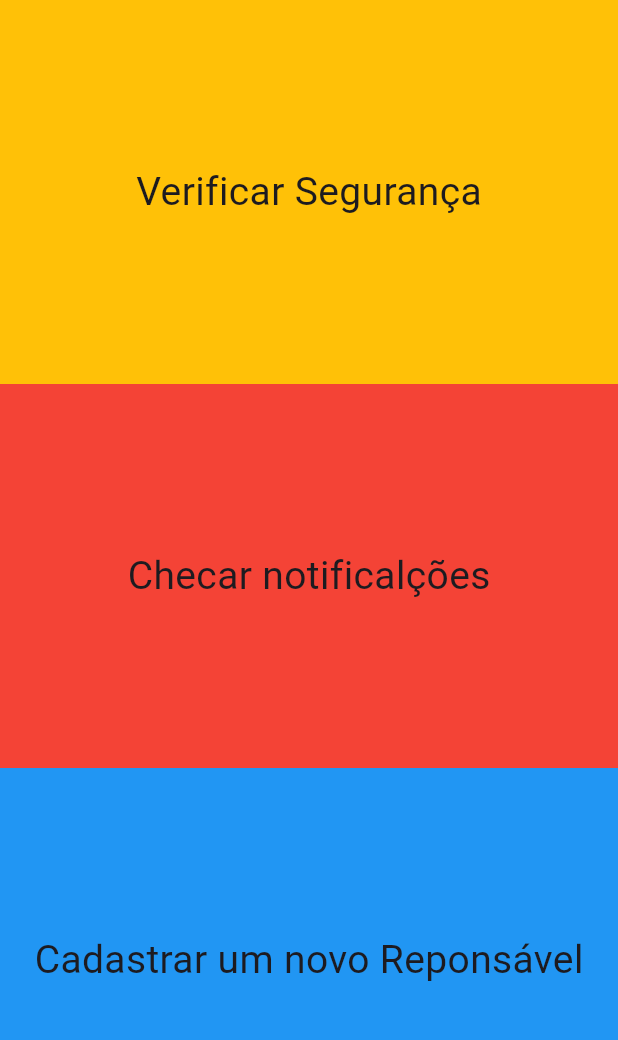
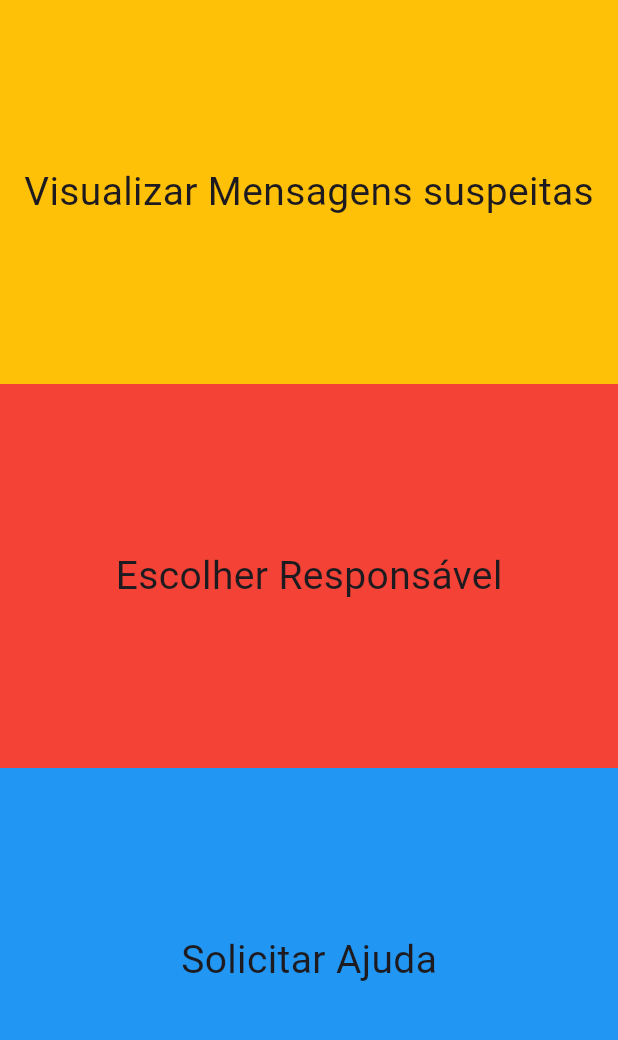
Before and after one commit to EricoDaMota/Projeto-LinkSeguro, a Flutter app: the screen it shows after launch, on a phone screen of 412 x 824 dp, the part 84-1124 px from its top. Run offline on Flutter 3.47's test engine with Material 3 defaults, Android fonts, the phone set to English and light mode, and no system bars.

Commit message:
so mudando algumas coisas

```diff
--- a/zapseguro/lib/src/screens/home/home_page.dart
+++ b/zapseguro/lib/src/screens/home/home_page.dart
@@ -20,7 +20,7 @@ class _HomePageState extends State<HomePage> {
               decoration: BoxDecoration(color: Colors.amber),
               child: Center(
                 child: const Text(
-                  'Verificar Segurança',
+                  'Visualizar Mensagens suspeitas',
                   style: TextStyle(fontSize: 26),
                 ),
               ),
@@ -35,7 +35,7 @@ class _HomePageState extends State<HomePage> {
                 decoration: BoxDecoration(color: Colors.red),
                 child: Center(
                   child: const Text(
-                    'Checar notificalções',
+                    'Escolher Responsável',
                     style: TextStyle(fontSize: 26),
                   ),
                 ),
@@ -51,7 +51,7 @@ class _HomePageState extends State<HomePage> {
                 decoration: BoxDecoration(color: Colors.blue),
                 child: Center(
                   child: const Text(
-                    'Cadastrar um novo Reponsável',
+                    'Solicitar Ajuda',
                     style: TextStyle(fontSize: 26),
                   ),
                 ),
```
